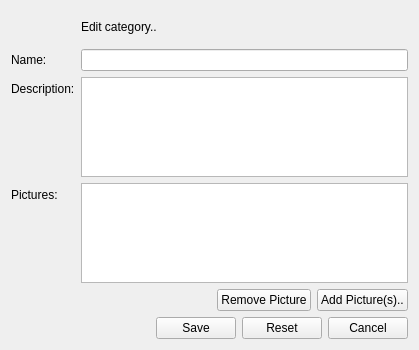
Wolframe/configurator, file client/uiforms/category_edit.ui: the form before one commit.
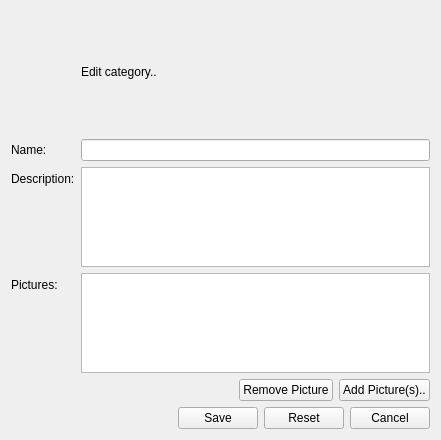
The form after the commit. Icons and pictures are not drawn.

The edit to the form file:
```diff
--- a/client/uiforms/category_edit.ui
+++ b/client/uiforms/category_edit.ui
@@ -6,8 +6,8 @@
    <rect>
     <x>0</x>
     <y>0</y>
-    <width>419</width>
-    <height>350</height>
+    <width>441</width>
+    <height>440</height>
    </rect>
   </property>
   <property name="windowTitle">
```
Left out of the diff: 2 changed lines with no effect on the pictures.
